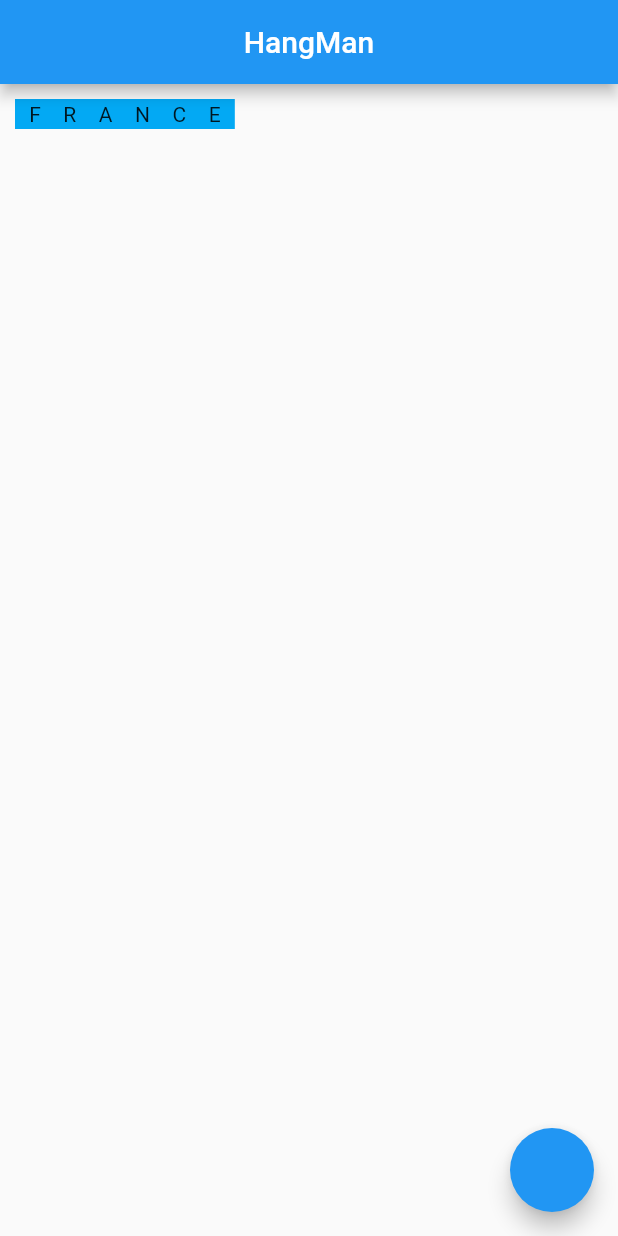
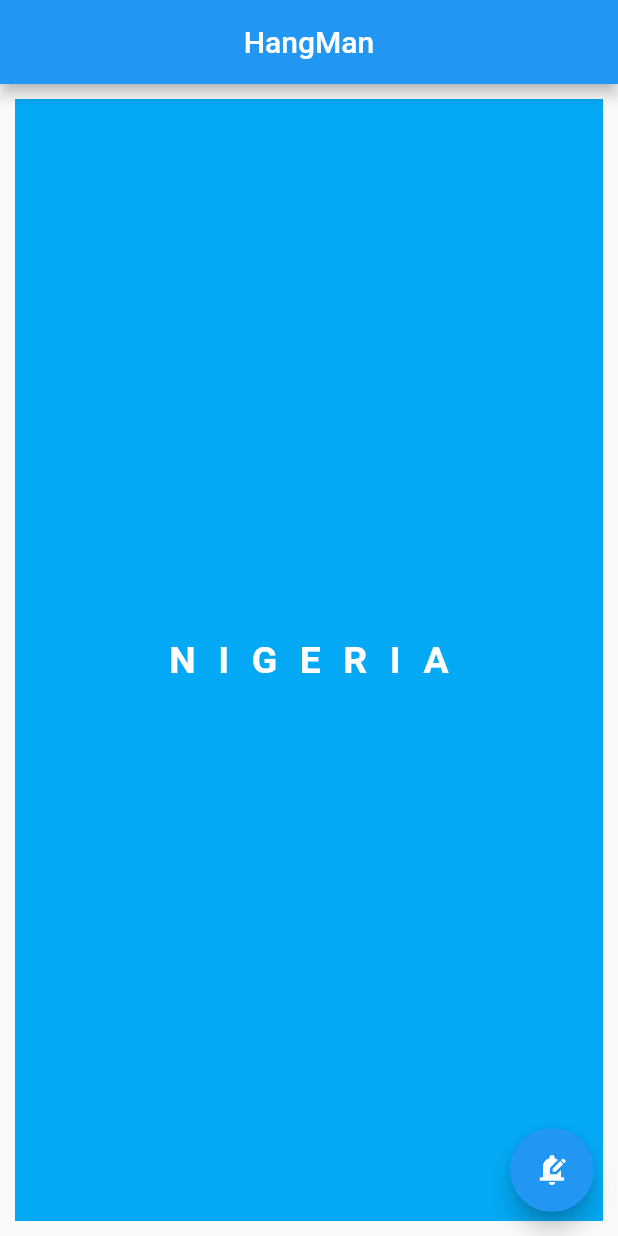
Before and after one commit to Akinyeleib/hangman-flutter, a Flutter app: the screen it shows after launch, on a phone screen of 412 x 824 dp. Run offline on Flutter 3.47's test engine with Material 2 defaults, Android fonts, the phone set to English and light mode, and no system bars.

Commit message:
random generated

```diff
--- a/lib/main.dart
+++ b/lib/main.dart
@@ -10,7 +10,11 @@ List<String> countries = [
   "Chad",
   "Portugal",
   "France",
-  "Argentina"
+  "Argentina",
+  "China",
+  "Japan",
+  "Croatia",
+  "Belgium"
 ];
 
 class HangMan extends StatefulWidget {
@@ -34,17 +38,23 @@ class _HangManState extends State<HangMan> {
           centerTitle: true,
         ),
         body: Container(
+          alignment: Alignment.center,
           margin: const EdgeInsets.all(10),
           color: Colors.lightBlue,
           padding: const EdgeInsets.all(2),
           child: Text(
             country,
-            style: const TextStyle(letterSpacing: 15),
+            style: const TextStyle(
+              letterSpacing: 15,
+              fontWeight: FontWeight.bold,
+              fontSize: 25,
+              color: Colors.white,
+            ),
           ),
         ),
         floatingActionButton: FloatingActionButton(
           onPressed: generate,
-
+          child: Icon(Icons.edit_notifications),
         ),
       ),
     );
```
